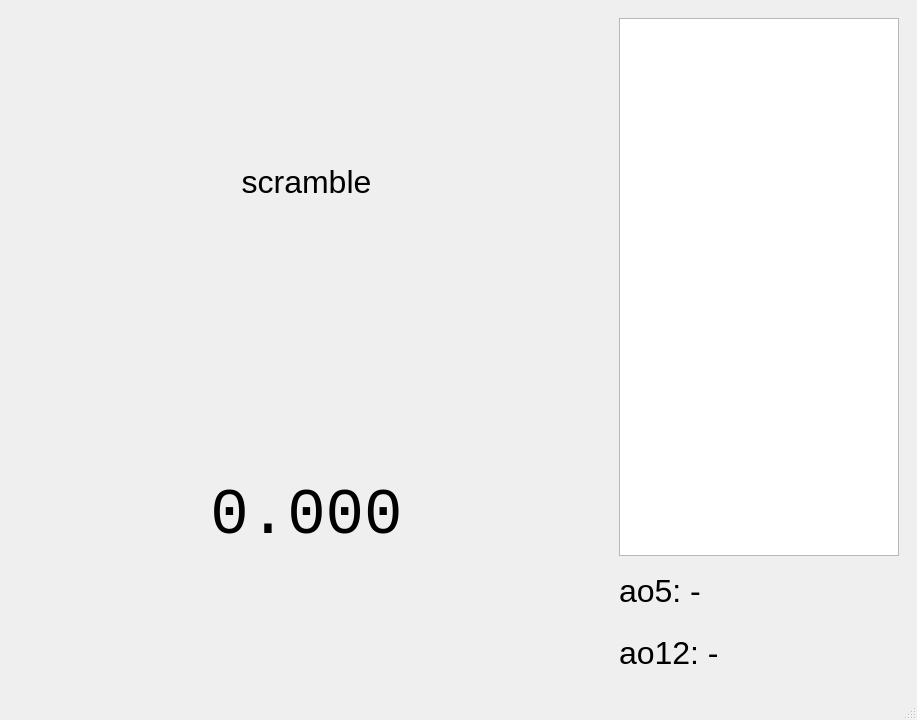
Qt form mainwindow.ui (ChaekPlay/CubicTimer) before a commit.
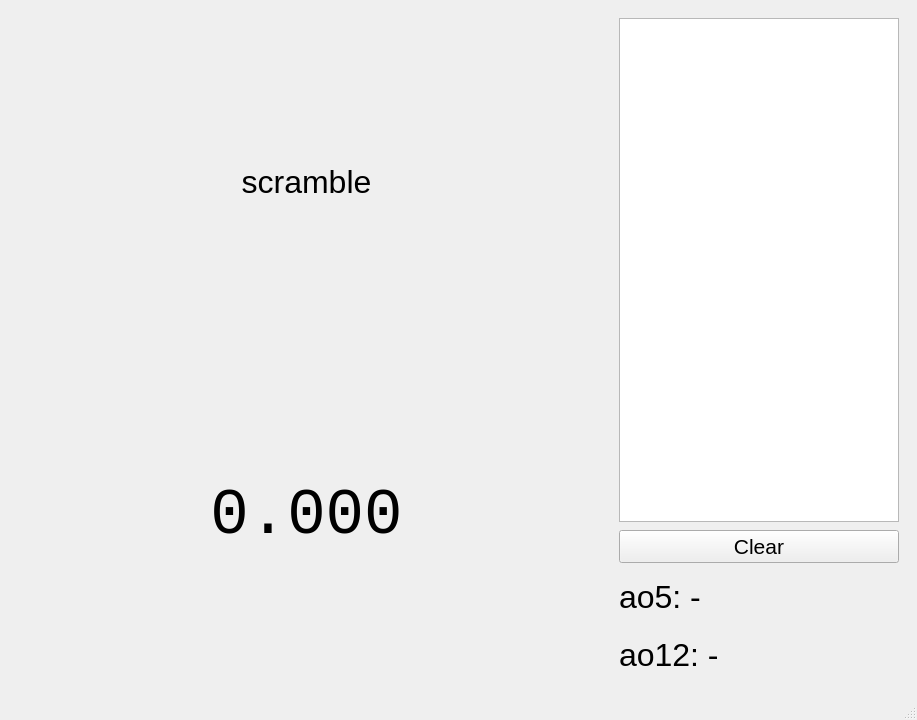
The same form after that commit.

Commit message: added clear list func, accept dialog

What changed in the file:
```diff
--- a/mainwindow.ui
+++ b/mainwindow.ui
@@ -87,7 +87,7 @@
         <height>0</height>
        </size>
       </property>
-      <layout class="QVBoxLayout" name="verticalLayout_2" stretch="10,1,1">
+      <layout class="QVBoxLayout" name="verticalLayout_2" stretch="10,0,1,1">
        <property name="spacing">
         <number>8</number>
        </property>
@@ -106,6 +106,18 @@
          </property>
         </widget>
        </item>
+       <item>
+        <widget class="QPushButton" name="clearButton">
+         <property name="font">
+          <font>
+           <pointsize>16</pointsize>
+          </font>
+         </property>
+         <property name="text">
+          <string>Clear</string>
+         </property>
+        </widget>
+       </item>
        <item>
         <widget class="QLabel" name="averageOf5Label">
          <property name="sizePolicy">
```
The commit also changes 10 other files.
